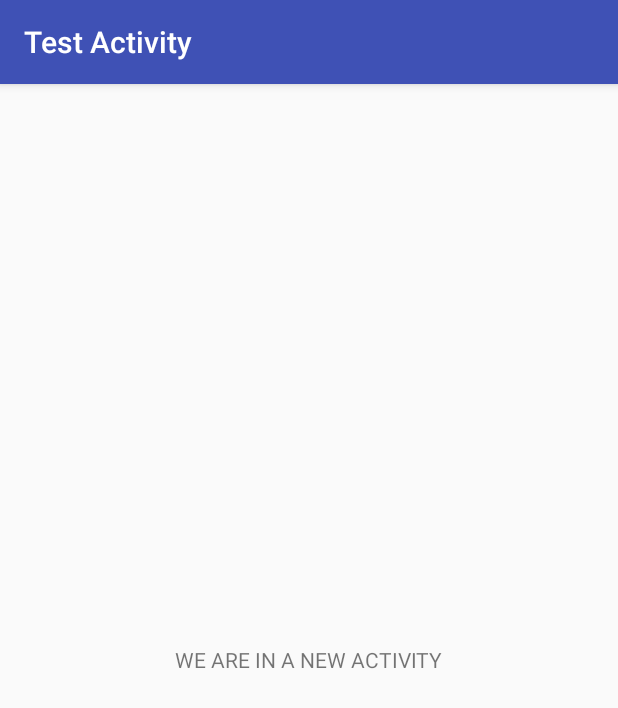
After one commit to ImtiazDipto01/SimpleNotification, an Android app: the TestActivity screen opened directly, with no data from a screen before it, on a phone screen of 412 x 824 dp. The commit adds this screen. Shown: the top 708 px of the screen. Run offline under Robolectric (Android 15) with nearby library versions, the phone set to English and light mode, and no system bars.

Commit message:
CREATE- TestActivity and activity_test.xml ADD- Added notification onclick !!

```diff
--- a/app/src/main/AndroidManifest.xml
+++ b/app/src/main/AndroidManifest.xml
@@ -16,6 +16,8 @@
                 <category android:name="android.intent.category.LAUNCHER" />
             </intent-filter>
         </activity>
+        <activity android:name=".TestActivity"
+            android:label="Test Activity"></activity>
     </application>
 
 </manifest>
--- /dev/null
+++ b/app/src/main/java/com/example/dipto/simplenotification/TestActivity.java
@@ -0,0 +1,13 @@
+package com.example.dipto.simplenotification;
+
+import android.support.v7.app.AppCompatActivity;
+import android.os.Bundle;
+
+public class TestActivity extends AppCompatActivity {
+
+    @Override
+    protected void onCreate(Bundle savedInstanceState) {
+        super.onCreate(savedInstanceState);
+        setContentView(R.layout.activity_test);
+    }
+}
--- /dev/null
+++ b/app/src/main/res/layout/activity_test.xml
@@ -0,0 +1,17 @@
+<?xml version="1.0" encoding="utf-8"?>
+<RelativeLayout xmlns:android="http://schemas.android.com/apk/res/android"
+    xmlns:app="http://schemas.android.com/apk/res-auto"
+    xmlns:tools="http://schemas.android.com/tools"
+    android:layout_width="match_parent"
+    android:layout_height="match_parent"
+    tools:context="com.example.dipto.simplenotification.TestActivity">
+
+    <TextView
+        android:id="@+id/new_text"
+        android:layout_width="wrap_content"
+        android:layout_height="wrap_content"
+        android:text="WE ARE IN A NEW ACTIVITY"
+        android:layout_centerHorizontal="true"
+        android:layout_centerVertical="true"/>
+
+</RelativeLayout>
```
Also changed, not shown: app/src/main/java/com/example/dipto/simplenotification/MainActivity.java (+24 -0 lines), 1 other file.
